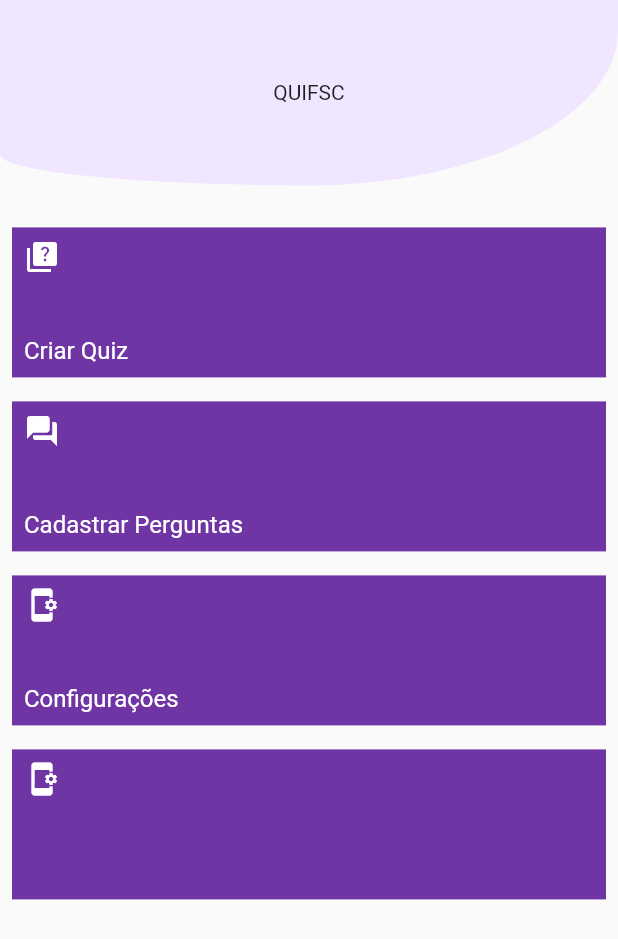
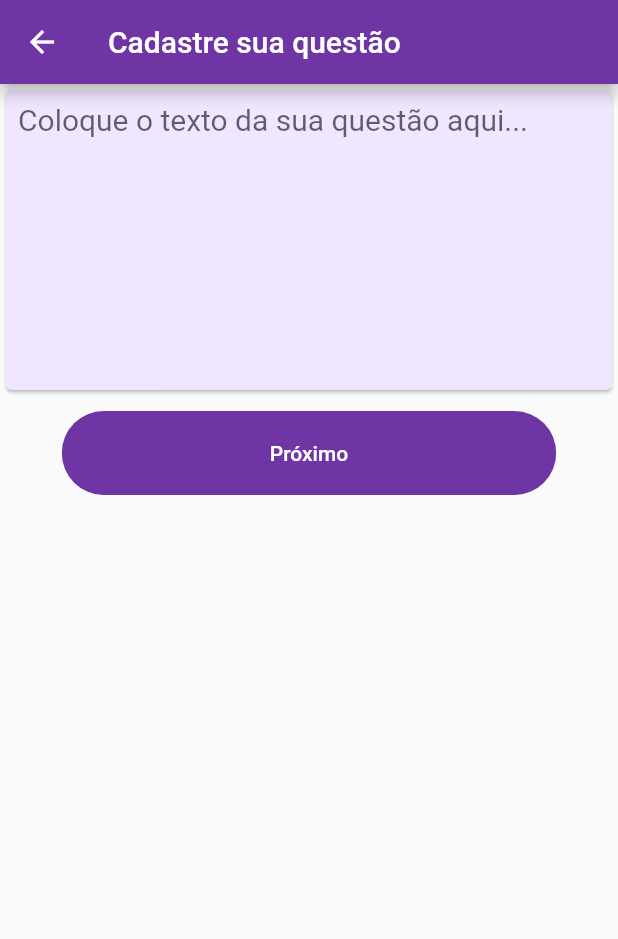
Before and after one commit to Felipeguisc/quifsc_project, a Flutter app: the HomePage screen opened directly, after a tap on "Cadastrar Perguntas", on a phone screen of 412 x 824 dp. Shown: the top 939 px of the screen. Run offline on Flutter 3.47's test engine with Material 2 defaults, Android fonts, the phone set to English and light mode, and no system bars; our stand-ins replace firebase_auth, firebase_core, flutter_svg; missing offline and left inert: flutter_tex; accounts and stored records are empty.

Commit message:
Renamed project, add FlutterTex and bug corrections

```diff
--- a/lib/screens/home/home.dart
+++ b/lib/screens/home/home.dart
@@ -1,8 +1,10 @@
 import 'package:flutter/material.dart';
 import 'package:login_project/constants.dart';
+import 'package:login_project/screens/question/question.dart';
 import 'package:provider/provider.dart';
 
 import '../../services/auth.dart';
+import '../quiz/quiz.dart';
 
 class HomePage extends StatelessWidget {
   const HomePage({Key? key}) : super(key: key);
@@ -29,12 +31,20 @@ class HomePage extends StatelessWidget {
             _FeatureItem(
               'Criar Quiz',
               Icons.quiz,
-              onTap: () { },
+              onTap: () {
+                Navigator.push(context, MaterialPageRoute(builder: (context) {
+                  return MyHomePage(title: 'Teste',);
+                }));
+              },
             ),
             _FeatureItem(
               'Cadastrar Perguntas',
               Icons.question_answer_rounded,
-              onTap: () { },
+              onTap: () {
+                Navigator.push(context, MaterialPageRoute(builder: (context) {
+                  return const QuestionPage();
+                }));
+              },
             ),
             _FeatureItem(
               'Configurações',
--- a/lib/screens/question/question.dart
+++ b/lib/screens/question/question.dart
@@ -0,0 +1,45 @@
+import 'package:flutter/material.dart';
+import 'package:login_project/components/rounded_button.dart';
+import 'package:login_project/screens/question/options.dart';
+
+import '../../constants.dart';
+
+class QuestionPage extends StatefulWidget {
+  const QuestionPage({Key? key}) : super(key: key);
+
+  @override
+  State<QuestionPage> createState() => _QuestionPageState();
+}
+
+class _QuestionPageState extends State<QuestionPage> {
+  @override
+  Widget build(BuildContext context) {
+    return Scaffold(
+        appBar: AppBar(
+          title: Text("Cadastre sua questão"),
+        ),
+        body: Column(
+          children: [
+            Card(
+                color: kPrimaryLightColor,
+                child: Padding(
+                  padding: EdgeInsets.all(8.0),
+                  child: TextField(
+                    style: TextStyle(
+                      fontSize: 20,
+                    ),
+                    maxLines: 8, //or null
+                    decoration: InputDecoration.collapsed(hintText: "Coloque o texto da sua questão aqui..."),
+                  ),
+                )
+            ),
+            RoundedButton(text: 'Próximo', onPress: () {
+              Navigator.push(context, MaterialPageRoute(builder: (context) {
+                return const OptionsPage();
+              }));
+            },),
+          ],
+        )
+    );
+  }
+}
--- a/lib/screens/signup/signup.dart
+++ b/lib/screens/signup/signup.dart
@@ -9,6 +9,7 @@ import 'package:provider/provider.dart';
 
 import '../../components/or_divider.dart';
 import '../../services/auth.dart';
+import '../home/home.dart';
 
 class SignUpPage extends StatelessWidget {
   const SignUpPage({Key? key}) : super(key: key);
@@ -107,7 +108,10 @@ class _BodyState extends State<Body> {
 
   register() async{
     try{
-      await context.read<AuthService>().signUpWithEmailAndPassword('sarinhaproplayer@gmail.com', '123456');
+      await context.read<AuthService>().signUpWithEmailAndPassword(_emailController.text, _psswdController.text);
+      Navigator.pushReplacement(context, MaterialPageRoute(builder: (context) {
+        return const HomePage();
+      }));
     } on AuthException catch(e){
       //ScaffoldMessenger.of(context).showSnackBar(SnackBar(content: Text(e.message)));
       showDialog(
--- a/lib/services/auth.dart
+++ b/lib/services/auth.dart
@@ -29,6 +29,8 @@ class AuthService extends ChangeNotifier{
         throw AuthException('Olha, não encontramos nenhuma conta com esse e-mail cadastrado! \n\nCaso não tenha uma conta clique no botão Criar Conta');
       } else if (e.code == 'wrong-password') {
         throw AuthException('Ops, parece que sua senha está incorreta!');
+      } else {
+        throw AuthException('Ops! Parece que ocorreu algum problema no seu login, tente novamente');
       }
     }
   }
@@ -44,6 +46,10 @@ class AuthService extends ChangeNotifier{
         throw AuthException('Este e-mail já está cadastrado');
       } else if (e.code == 'weak-password') {
         throw AuthException('A senha é muito fraca!');
+      } else if (e.code == 'invalid-email') {
+        throw AuthException('Parece que o e-mail informado não é valido!');
+      } else {
+        throw AuthException('Ops! Parece que ocorreu algum problema no cadastro, tente novamente');
       }
     }
   }
--- a/pubspec.yaml
+++ b/pubspec.yaml
@@ -34,6 +34,7 @@ dependencies:
   firebase_core: ^1.17.0
   shared_preferences: ^2.0.15
   provider: ^6.0.2
+  flutter_tex: ^4.0.3+4
 
 
   # The following adds the Cupertino Icons font to your application.
```
Also changed, not shown: lib/screens/question/options.dart (added, +97 -0 lines), lib/screens/quiz/quiz.dart (added, +51 -0 lines), pubspec.lock, 1 other file.
